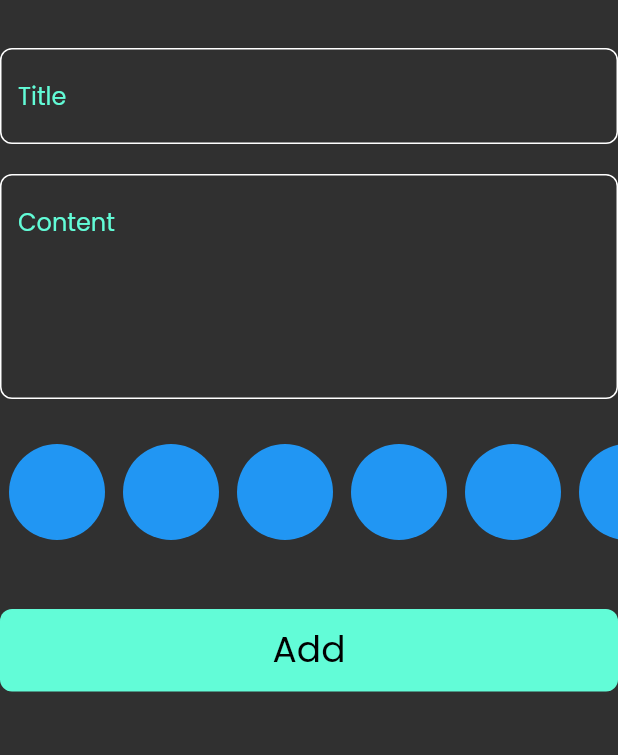
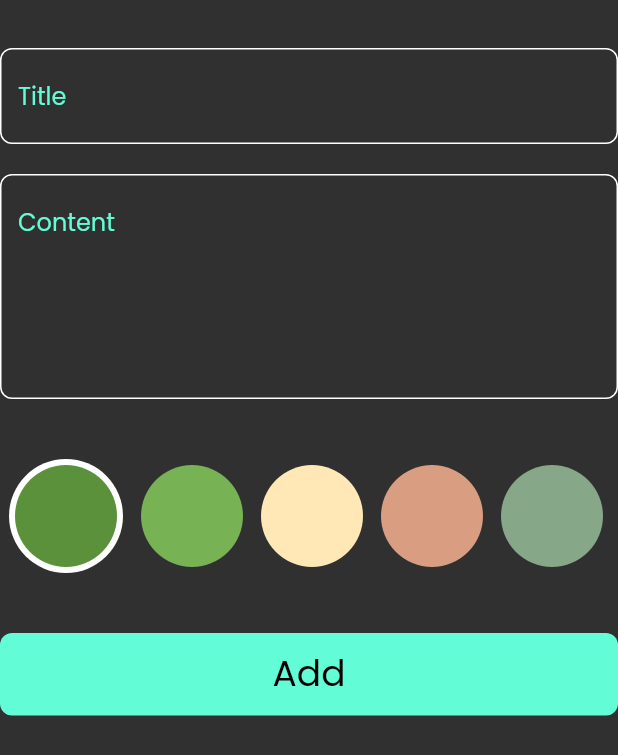
Before and after one commit to shrouktweeg/notes_app, a Flutter app: the AddNoteForm widget shown alone on an empty page, opened directly, on a phone screen of 412 x 824 dp. Shown: the top 755 px of the screen. Run offline on Flutter 3.47's test engine with Material 3 defaults, Android fonts, the phone set to English and light mode, and no system bars; our stand-ins replace flutter_bloc, font_awesome_flutter, hive, hive_flutter; accounts and stored records are empty.

Commit message:
create colors List view p2

```diff
--- a/lib/widgets/add_note_form.dart
+++ b/lib/widgets/add_note_form.dart
@@ -33,7 +33,7 @@ class _AddNoteFormState extends State<AddNoteForm> {
           CustomTextFormField(hint: 'Content',maxLines: 5,onSaved: (value){
             subTitle=value;
           },),
-          const SizedBox(height: 24,),
+          const SizedBox(height: 40,),
           const ColorListView(),
           const SizedBox(height: 40,),
           BlocBuilder<AddNoteCubit, AddNoteState>(
--- a/lib/widgets/color_item.dart
+++ b/lib/widgets/color_item.dart
@@ -1,16 +1,22 @@
 import 'package:flutter/material.dart';
 
 class ColorItem extends StatelessWidget {
-  const ColorItem({super.key});
+  const ColorItem({super.key, required this.isActive, required this.color});
+  final bool isActive;
+  final Color color;
 
   @override
   Widget build(BuildContext context) {
-    return const Padding(
-      padding: EdgeInsets.symmetric(vertical: 6.0),
+    return isActive? CircleAvatar(
+      radius: 38,
+      backgroundColor: Colors.white,
       child: CircleAvatar(
-        radius: 38,
-        backgroundColor: Colors.blue,
+        radius: 34,
+        backgroundColor:color,
       ),
-    );
+    ): CircleAvatar(
+    radius: 34,
+    backgroundColor: color,
+        );
   }
 }
--- a/lib/widgets/color_list_view.dart
+++ b/lib/widgets/color_list_view.dart
@@ -1,18 +1,44 @@
 import 'package:flutter/material.dart';
 import 'package:notes/widgets/color_item.dart';
 
-class ColorListView extends StatelessWidget {
+class ColorListView extends StatefulWidget {
   const ColorListView({super.key});
 
+  @override
+  State<ColorListView> createState() => _ColorListViewState();
+}
+
+class _ColorListViewState extends State<ColorListView> {
+  int currentIndex=0;
+  List<Color>colorList=const[
+    Color(0Xff5B913B),
+    Color(0xff77B254),
+    Color(0xffFFE8B6),
+    Color(0xffD99D81),
+    Color(0xff86A788),
+    Color(0xffFFFDEC),
+    Color(0xffFFE2E2),
+    Color(0xffFFCFCF),
+  ];
   @override
   Widget build(BuildContext context) {
     return SizedBox(
       height: 38*2,
       child: ListView.builder(
-        itemCount: 10,
+        itemCount: colorList.length,
         scrollDirection: Axis.horizontal,
         itemBuilder: (context,index){
-          return const ColorItem();
+          return GestureDetector(
+            onTap: (){
+              currentIndex=index;
+              setState(() {
+              });
+            },
+              child:  Padding(
+                padding: const EdgeInsets.symmetric(horizontal: 6.0),
+                child: ColorItem(isActive: currentIndex==index,color: colorList[index],),
+              )
+          );
         },
       ),
     );
```
